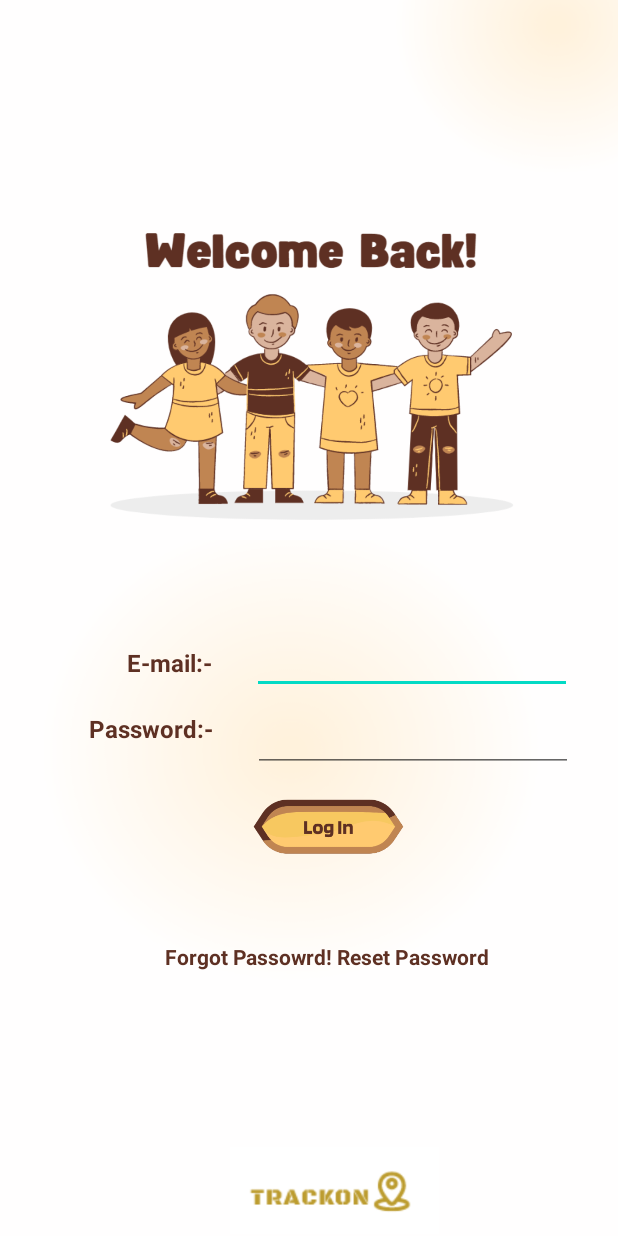
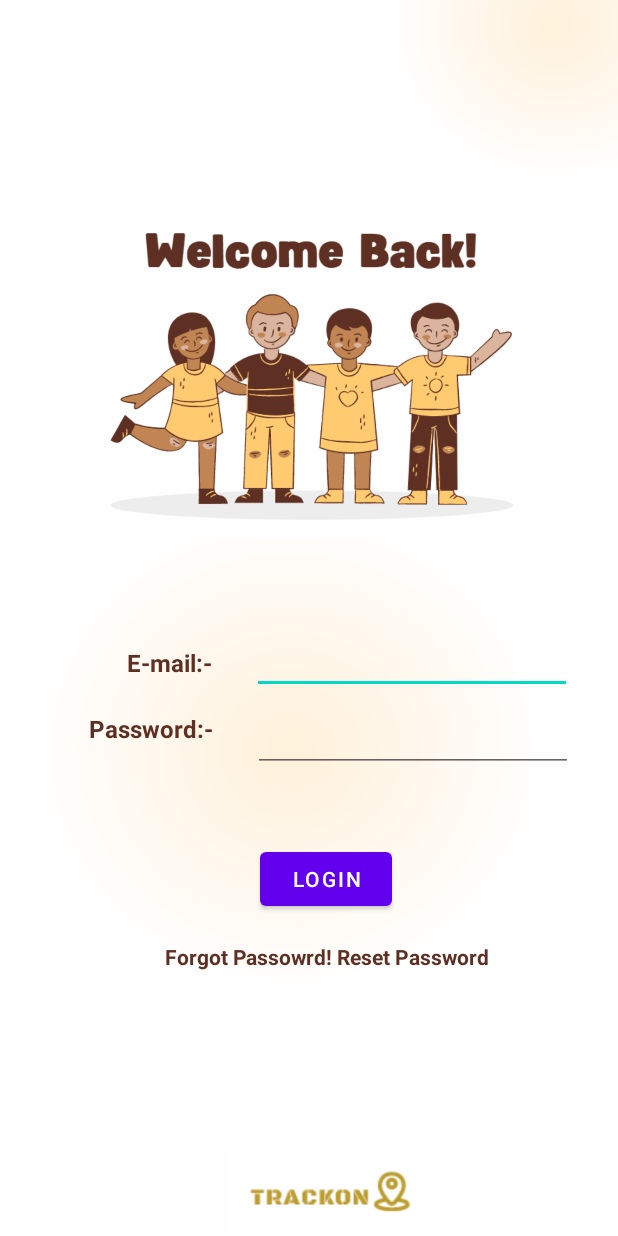
Before and after one commit to rjsaurav13/TrackOn, an Android app: the Login screen opened directly, with no data from a screen before it, on a phone screen of 412 x 824 dp. Run offline under Robolectric (Android 15) with nearby library versions, the phone set to English and light mode, and no system bars; Roboto replaces fonts that are not available here.

Commit message:
Update activity_login.xml

```diff
--- a/TrackON/app/src/main/res/layout/activity_login.xml
+++ b/TrackON/app/src/main/res/layout/activity_login.xml
@@ -89,21 +89,6 @@
         app:layout_constraintTop_toTopOf="parent" />
 
     <ImageView
-        android:id="@+id/imageView2"
-        android:layout_width="228dp"
-        android:layout_height="154dp"
-        android:layout_marginStart="107dp"
-        android:layout_marginTop="474dp"
-        android:layout_marginEnd="76dp"
-        android:layout_marginBottom="103dp"
-        app:layout_constraintBottom_toBottomOf="parent"
-        app:layout_constraintEnd_toEndOf="parent"
-        app:layout_constraintStart_toStartOf="parent"
-        app:layout_constraintTop_toTopOf="parent"
-        app:layout_constraintVertical_bias="0.0"
-        app:srcCompat="@drawable/login" />
-
-    <ImageView
         android:id="@+id/imageView8"
         android:layout_width="163dp"
         android:layout_height="58dp"
@@ -142,4 +127,18 @@
         android:layout_height="wrap_content"
         app:barrierDirection="left" />
 
+    <Button
+        android:id="@+id/button2"
+        android:layout_width="wrap_content"
+        android:layout_height="wrap_content"
+        android:layout_marginStart="170dp"
+        android:layout_marginTop="515dp"
+        android:layout_marginEnd="147dp"
+        android:layout_marginBottom="168dp"
+        android:text="Login"
+        app:layout_constraintBottom_toBottomOf="parent"
+        app:layout_constraintEnd_toEndOf="parent"
+        app:layout_constraintStart_toStartOf="parent"
+        app:layout_constraintTop_toTopOf="parent" />
+
 </androidx.constraintlayout.widget.ConstraintLayout>
```
